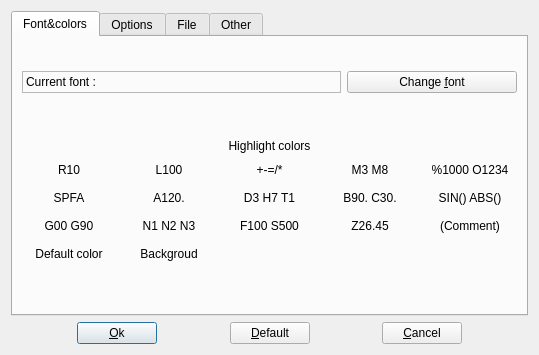
First picture: the form in src/setupdialog.ui, repository GCodeProjects/GCodeWorkShop, before the edit.
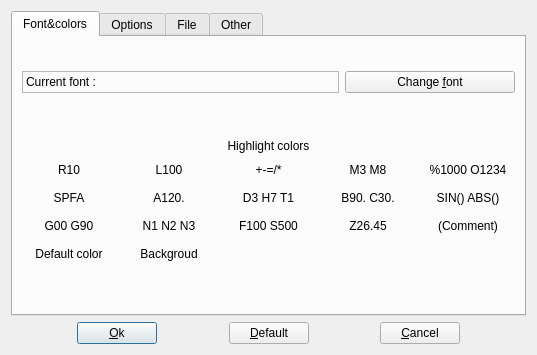
Second picture: the form after the edit. Icons and pictures are not drawn.

```diff
--- a/src/setupdialog.ui
+++ b/src/setupdialog.ui
@@ -6,7 +6,7 @@
    <rect>
     <x>0</x>
     <y>0</y>
-    <width>539</width>
+    <width>537</width>
     <height>355</height>
    </rect>
   </property>
```
Left out of the diff: 34 changed lines with no effect on the pictures.
